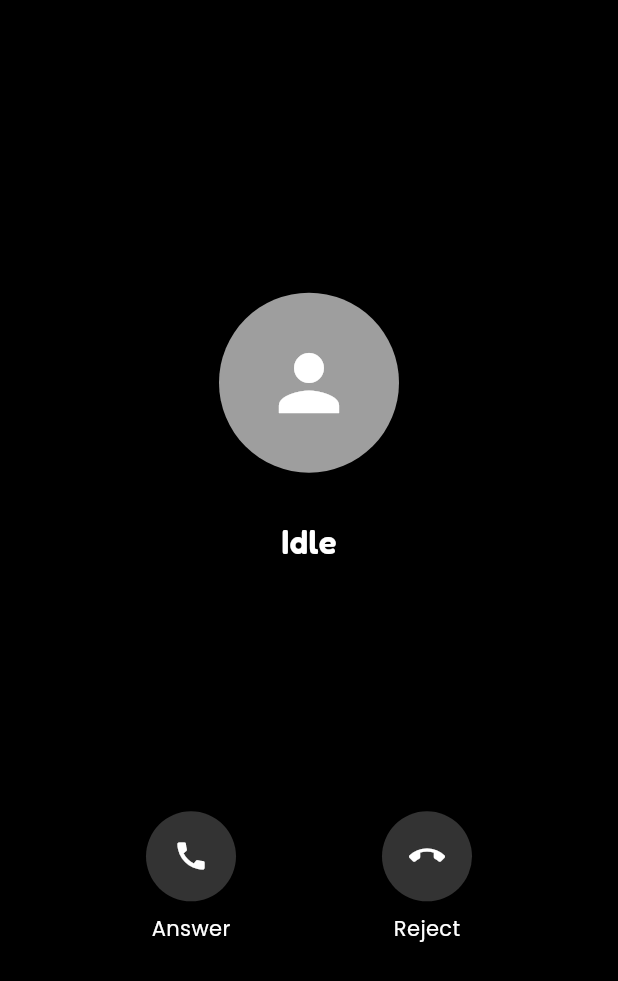
After one commit to Christentimmy/divo, a Flutter app: the IncomingCallScreen screen opened by its route, on a phone screen of 412 x 824 dp. The commit adds this screen. Shown: the top 981 px of the screen. Run offline on Flutter 3.47's test engine with Material 3 defaults, Android fonts, the phone set to English and light mode, and no system bars; our stand-ins replace cherry_toast, flutter_contacts, flutter_staggered_animations, get, google_fonts, permission_handler and 1 more; missing offline and left inert: flutter_webrtc, linphone_flutter_plugin, sip_ua; statements that could not run were skipped.

Commit message:
incoming calls solved

```diff
--- a/lib/app/modules/call/controller/call_controller.dart
+++ b/lib/app/modules/call/controller/call_controller.dart
@@ -27,14 +27,16 @@ class CallController extends GetxController {
       final remote = callData['remoteAddress'] as String?;
       final direction = callData['direction'] as String?;
 
-      debugPrint("📞 Call state: $state, Remote: $remote, Direction: $direction");
+      debugPrint(
+        "📞 Call state: $state, Remote: $remote, Direction: $direction",
+      );
 
       callState.value = state;
       remoteAddress.value = remote;
       callDirection.value = direction;
 
       if (state == 'IncomingReceived') {
-        Get.toNamed(AppRoutes.call);
+        Get.toNamed(AppRoutes.incomingCalls);
       }
 
       if (state == 'Released' || state == 'End' || state == 'Error') {
@@ -53,13 +55,18 @@ class CallController extends GetxController {
   }
 
   Future<void> toggleMute() async {
-    final muted = await _service.toggleMute();
-    isMuted.value = muted;
+    isMuted.value = !isMuted.value;
+    await _service.toggleMute();
   }
 
   Future<void> toggleSpeaker() async {
-    final speakerOn = await _service.toggleSpeaker();
-    isSpeakerOn.value = speakerOn;
+    isSpeakerOn.value = !isSpeakerOn.value;
+    await _service.toggleSpeaker();
+  }
+
+  Future<void> acceptCall() async {
+    Get.offNamed(AppRoutes.call);
+    await _service.acceptCall();
   }
 
   @override
--- a/lib/app/modules/call/views/call_screen.dart
+++ b/lib/app/modules/call/views/call_screen.dart
@@ -57,12 +57,14 @@ class CallScreen extends GetView<CallController> {
                     onPressed: controller.toggleMute,
                   ),
                 ),
-                _buildButton(
-                  icon: controller.isSpeakerOn.value
-                      ? Icons.volume_up
-                      : Icons.volume_off,
-                  label: 'Speaker',
-                  onPressed: controller.toggleSpeaker,
+                Obx(
+                  () => _buildButton(
+                    icon: controller.isSpeakerOn.value
+                        ? Icons.volume_up
+                        : Icons.volume_off,
+                    label: 'Speaker',
+                    onPressed: controller.toggleSpeaker,
+                  ),
                 ),
               ],
             ),
--- /dev/null
+++ b/lib/app/modules/call/views/incoming_call_screen.dart
@@ -0,0 +1,133 @@
+import 'package:divo/app/modules/call/controller/call_controller.dart';
+import 'package:flutter/material.dart';
+import 'package:get/get.dart';
+import 'package:google_fonts/google_fonts.dart';
+
+class IncomingCallScreen extends StatelessWidget {
+  IncomingCallScreen({super.key});
+
+  final controller = Get.find<CallController>();
+
+  @override
+  Widget build(BuildContext context) {
+    return Scaffold(
+      body: Column(
+        mainAxisAlignment: MainAxisAlignment.center,
+        children: [
+          const CircleAvatar(
+            radius: 60,
+            backgroundColor: Colors.grey,
+            child: Icon(Icons.person, size: 60, color: Colors.white),
+          ),
+          const SizedBox(height: 20),
+          Obx(() {
+            final remote = controller.remoteAddress.value;
+            if (remote != null && remote.isNotEmpty) {
+              return Text(
+                remote.replaceAll('sip:', ''),
+                style: GoogleFonts.fredoka(color: Colors.white70, fontSize: 16),
+              );
+            }
+            return const SizedBox.shrink();
+          }),
+          const SizedBox(height: 10),
+          // Call state
+          Obx(() => getCallStateText()),
+          SizedBox(height: Get.height * 0.2),
+          // const Spacer(),
+
+          // Controls
+          Row(
+            mainAxisAlignment: MainAxisAlignment.spaceEvenly,
+            children: [
+              _buildButton(
+                icon: Icons.call,
+                label: 'Answer',
+                onPressed: controller.acceptCall,
+              ),
+              _buildButton(
+                icon: Icons.call_end,
+                label: 'Reject',
+                onPressed: controller.hangup,
+              ),
+            ],
+          ),
+        ],
+      ),
+    );
+  }
+
+  Widget _buildButton({
+    required IconData icon,
+    required String label,
+    required VoidCallback onPressed,
+  }) {
+    return Column(
+      children: [
+        InkWell(
+          onTap: onPressed,
+          child: Container(
+            width: 60,
+            height: 60,
+            decoration: BoxDecoration(
+              shape: BoxShape.circle,
+              color: Colors.white.withOpacity(0.2),
+            ),
+            child: Icon(icon, color: Colors.white),
+          ),
+        ),
+        const SizedBox(height: 8),
+        Text(label, style: const TextStyle(color: Colors.white)),
+      ],
+    );
+  }
+
+  Widget getCallStateText() {
+    final state = controller.callState.value;
+    String stateText = "";
+
+    switch (state) {
+      case 'OutgoingRinging':
+        stateText = "Ringing...";
+        break;
+      case 'OutgoingProgress':
+      case 'OutgoingInit':
+        stateText = "Calling...";
+        break;
+      case 'IncomingReceived':
+        stateText = "Incoming Call";
+        break;
+      case 'Paused':
+      case 'Pausing':
+      case 'PausedByRemote':
+        stateText = "Paused";
+        break;
+      case 'Connected':
+      case 'StreamsRunning':
+        stateText = "Connected";
+        break;
+      case 'Released':
+      case 'End':
+        stateText = "Call Ended";
+        break;
+      case 'Error':
+        stateText = "Error";
+        break;
+      case 'Updating':
+      case 'Resuming':
+        stateText = "Updating...";
+        break;
+      default:
+        stateText = state ?? "Idle";
+    }
+
+    return Text(
+      stateText,
+      style: GoogleFonts.fredoka(
+        color: Colors.white,
+        fontSize: 22,
+        fontWeight: FontWeight.w600,
+      ),
+    );
+  }
+}
--- a/lib/app/routes/app_pages.dart
+++ b/lib/app/routes/app_pages.dart
@@ -4,6 +4,7 @@ import 'package:divo/app/modules/auth/views/login_screen.dart';
 import 'package:divo/app/modules/auth/views/otp_screen.dart';
 import 'package:divo/app/modules/auth/views/signup_screen.dart';
 import 'package:divo/app/modules/call/views/call_screen.dart';
+import 'package:divo/app/modules/call/views/incoming_call_screen.dart';
 import 'package:divo/app/modules/contacts/views/contacts_screen.dart';
 import 'package:divo/app/modules/contacts/views/history_screen.dart';
 import 'package:divo/app/modules/dial/views/create_contact_screen.dart';
@@ -56,5 +57,6 @@ class AppPages {
       page: () => const CallScreen(),
       // CallController is now permanent in AppBindings, no need for binding here
     ),
+    GetPage(name: AppRoutes.incomingCalls, page: () => IncomingCallScreen()),
   ];
 }
--- a/lib/app/routes/app_routes.dart
+++ b/lib/app/routes/app_routes.dart
@@ -12,4 +12,5 @@ class AppRoutes {
   static const String settings = '/settings';
   static const String bottomNavigation = '/bottomNavigation';
   static const String call = '/call';
+  static const String incomingCalls = '/incomingCalls';
 }
```
